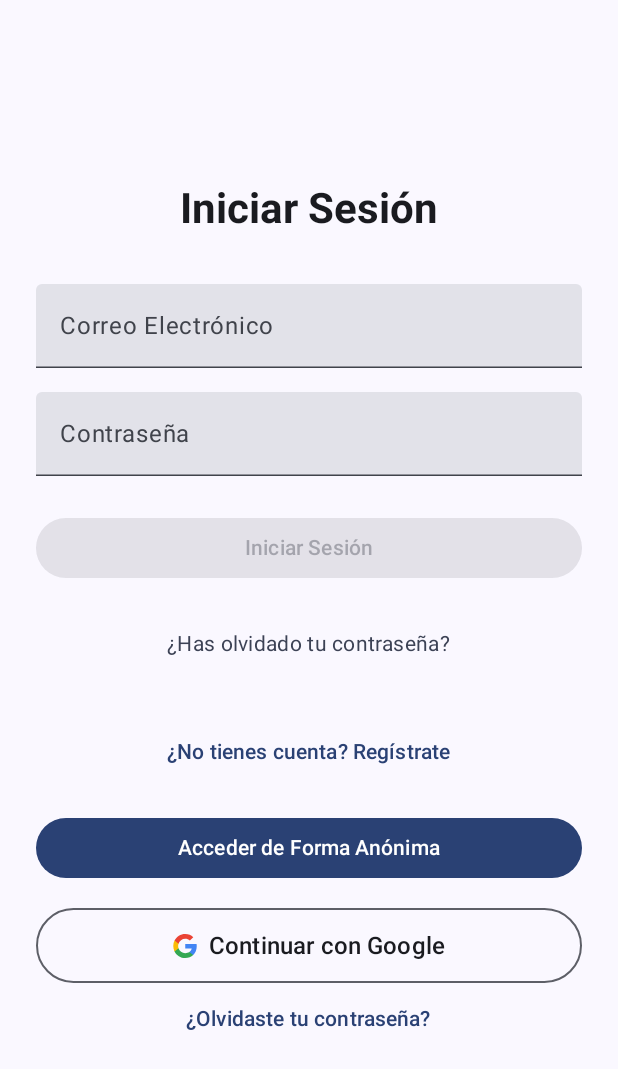
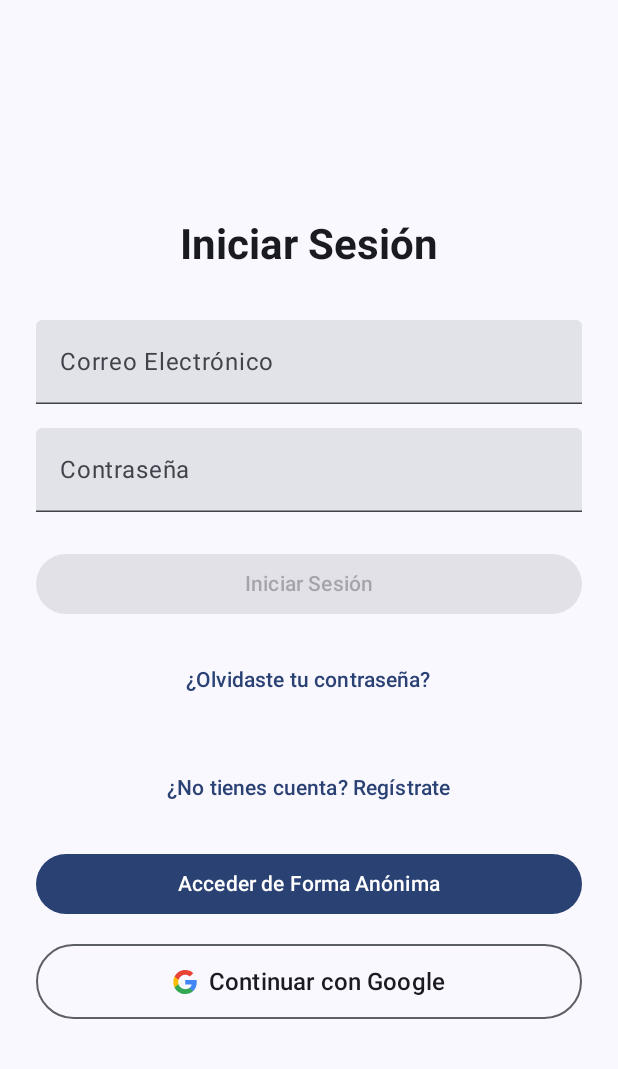
Before and after one commit to Carlosgf02/ProyectoIniciarSesion2, an Android app built with Jetpack Compose: the screen it shows after launch (MainActivity), on a phone screen of 412 x 824 dp. Shown: the top 1069 px of the screen. Run offline under Robolectric (Android 15) with nearby library versions, the phone set to English and light mode, and no system bars; our stand-ins replace Firebase (no records; nobody signed in at launch, a user with empty details on screens opened directly).

Commit message:
Proyecto casi listo

```diff
--- a/app/src/main/java/com/example/proyectoiniciarsesion2/ui/screens/LoginScreen.kt
+++ b/app/src/main/java/com/example/proyectoiniciarsesion2/ui/screens/LoginScreen.kt
@@ -145,20 +145,13 @@ fun LoginScreen(
 
         Spacer(modifier = Modifier.height(16.dp))
 
-        // Enlace para restablecer contraseña
-        TextButton(onClick = {
-            if (email.value.isNotEmpty()) {
-                authViewModel.forgotPassword(email.value)
-            } else {
-                authViewModel.updateError("Por favor, ingresa un correo electrónico.")
-            }
-        }) {
-            Text(
-                text = "¿Has olvidado tu contraseña?",
-                style = MaterialTheme.typography.bodyMedium.copy(
-                    color = MaterialTheme.colorScheme.secondary
-                )
-            )
+        TextButton(
+            onClick = {
+                navController.navigate("forgot_password")
+            },
+            modifier = Modifier.fillMaxWidth()
+        ) {
+            Text("¿Olvidaste tu contraseña?")
         }
 
         Spacer(modifier = Modifier.height(24.dp))
@@ -221,14 +214,7 @@ fun LoginScreen(
         }
 
         // Añadir este botón después del botón de inicio de sesión
-        TextButton(
-            onClick = {
-                navController.navigate("forgot_password")
-            },
-            modifier = Modifier.fillMaxWidth()
-        ) {
-            Text("¿Olvidaste tu contraseña?")
-        }
+
     }
 
     Column (
--- a/app/src/main/java/com/example/proyectoiniciarsesion2/ui/screens/MainScreen.kt
+++ b/app/src/main/java/com/example/proyectoiniciarsesion2/ui/screens/MainScreen.kt
@@ -7,6 +7,7 @@ import androidx.compose.material3.*
 import androidx.compose.runtime.*
 import androidx.compose.ui.Alignment
 import androidx.compose.ui.Modifier
+import androidx.compose.ui.text.style.TextAlign
 import androidx.compose.ui.unit.dp
 import androidx.navigation.NavController
 
--- a/app/src/main/java/com/example/proyectoiniciarsesion2/viewmodel/AuthViewModel.kt
+++ b/app/src/main/java/com/example/proyectoiniciarsesion2/viewmodel/AuthViewModel.kt
@@ -8,6 +8,7 @@ import com.google.firebase.auth.FirebaseUser
 import kotlinx.coroutines.flow.MutableStateFlow
 import kotlinx.coroutines.flow.StateFlow
 import kotlinx.coroutines.launch
+import kotlinx.coroutines.tasks.await
 
 // Recomendación: Usar un sealed class para el estado
 sealed class AuthState {
```
